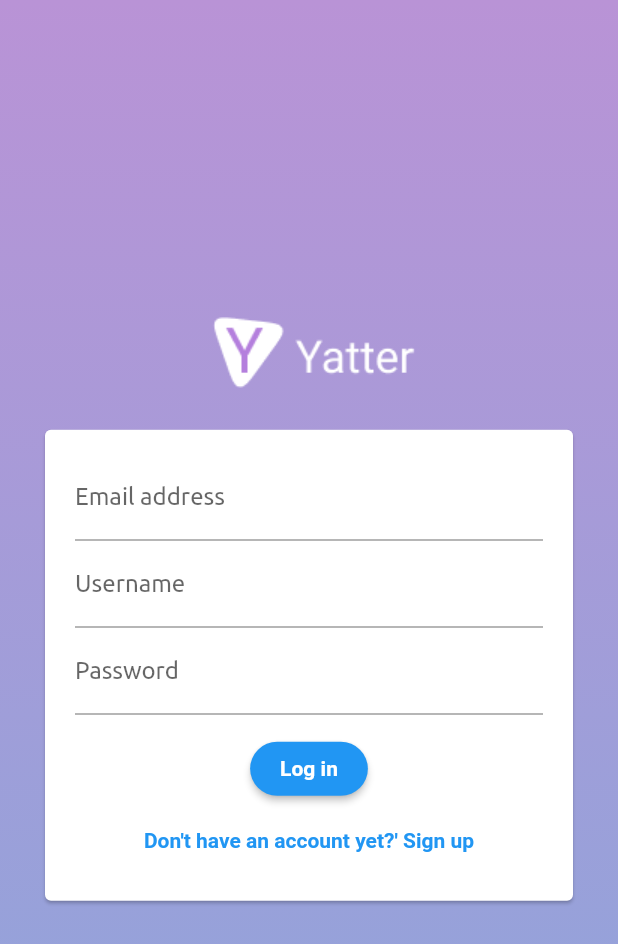
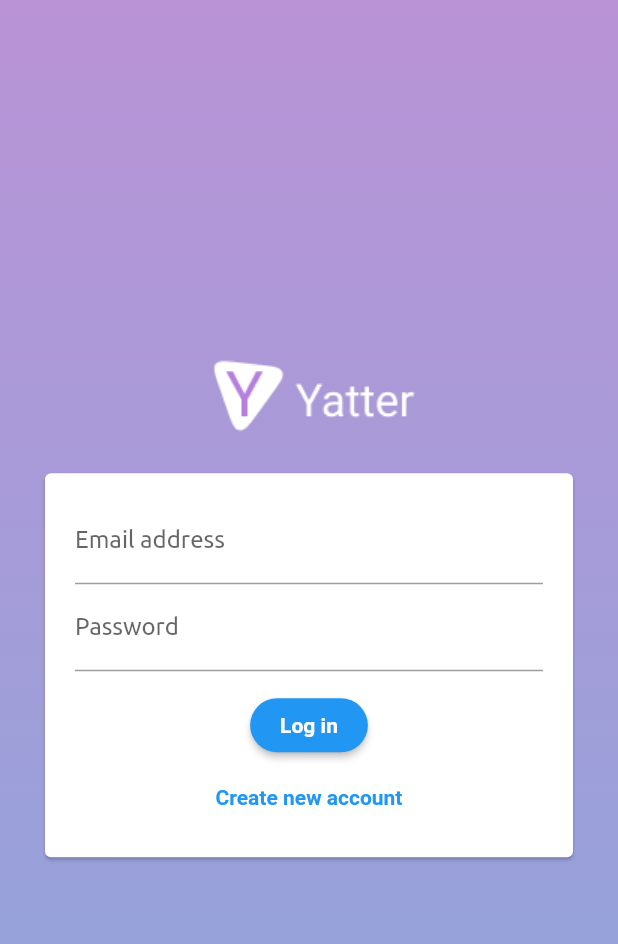
Before and after one commit to AnetaRolnik/yatter, a Flutter app: the screen it shows after launch, on a phone screen of 412 x 824 dp. Shown: the top 944 px of the screen. Run offline on Flutter 3.47's test engine with Material 2 defaults, Android fonts, the phone set to English and light mode, and no system bars; our stand-ins replace cloud_firestore, email_validator, firebase_core; accounts and stored records are empty.

Commit message:
Switch between login and signup mode

```diff
--- a/lib/widgets/auth_form.dart
+++ b/lib/widgets/auth_form.dart
@@ -10,6 +10,7 @@ class AuthForm extends StatefulWidget {
 
 class _AuthFormState extends State<AuthForm> {
   final _formKey = GlobalKey<FormState>();
+  var _isLogin = true;
   String _userEmail = '';
   String _userName = '';
   String _userPassword = '';
@@ -36,6 +37,7 @@ class _AuthFormState extends State<AuthForm> {
               mainAxisSize: MainAxisSize.min,
               children: <Widget>[
                 TextFormField(
+                  key: const ValueKey('email'),
                   keyboardType: TextInputType.emailAddress,
                   decoration: const InputDecoration(
                     labelText: 'Email address',
@@ -50,7 +52,9 @@ class _AuthFormState extends State<AuthForm> {
                     _userEmail = val!;
                   },
                 ),
+                if (!_isLogin)
                   TextFormField(
+                    key: const ValueKey('username'),
                     decoration: const InputDecoration(
                       labelText: 'Username',
                     ),
@@ -65,6 +69,7 @@ class _AuthFormState extends State<AuthForm> {
                     },
                   ),
                 TextFormField(
+                  key: const ValueKey('password'),
                   decoration: const InputDecoration(
                     labelText: 'Password',
                   ),
@@ -81,12 +86,18 @@ class _AuthFormState extends State<AuthForm> {
                 ),
                 const SizedBox(height: 12),
                 ElevatedButton(
-                  child: const Text('Log in'),
+                  child: Text(_isLogin ? 'Log in' : 'Sign up'),
                   onPressed: _trySubmit,
                 ),
                 TextButton(
-                  child: const Text("Don't have an account yet?' Sign up"),
-                  onPressed: () {},
+                  child: Text(_isLogin
+                      ? 'Create new account'
+                      : 'I already have an account'),
+                  onPressed: () {
+                    setState(() {
+                      _isLogin = !_isLogin;
+                    });
+                  },
                 ),
               ],
             ),
```
Lines whose indentation alone changed are shown as unchanged.
